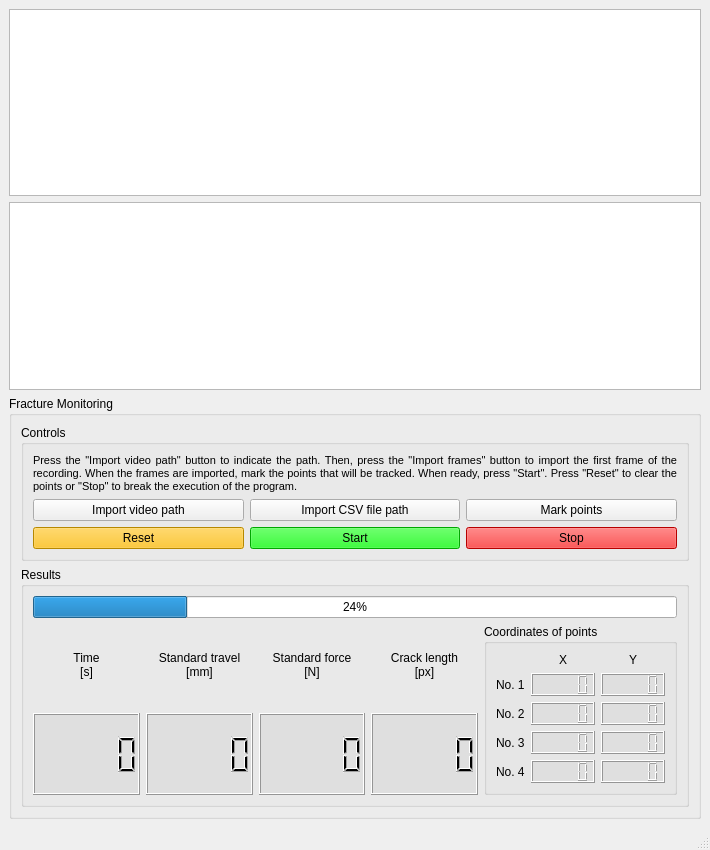
Above: src/layout.ui from daniellechowicz/fracture-monitoring before the change. Below: the same form after it.
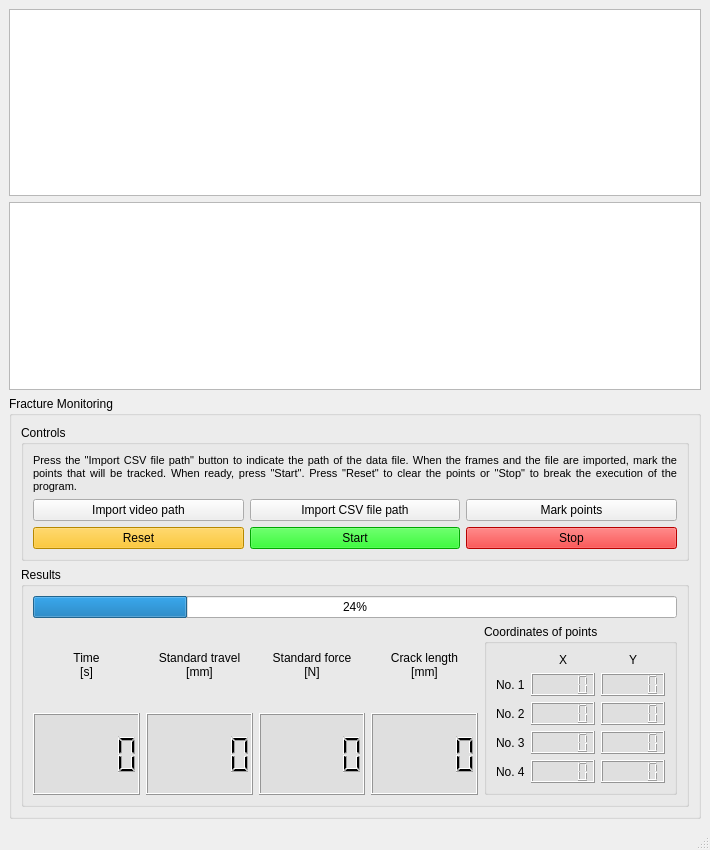
That is the form after the change. Custom widgets are drawn as their Qt base class.

What changed in the file:
```diff
--- a/src/layout.ui
+++ b/src/layout.ui
@@ -139,7 +139,7 @@
              <string notr="true">font: 8pt &quot;MS Shell Dlg 2&quot;;</string>
             </property>
             <property name="text">
-             <string>Press the &quot;Import video path&quot; button to indicate the path. Then, press the &quot;Import frames&quot; button to import the first frame of the recording. When the frames are imported, mark the points that will be tracked. When ready, press &quot;Start&quot;. Press &quot;Reset&quot; to clear the points or &quot;Stop&quot; to break the execution of the program.</string>
+             <string>Press the &quot;Import CSV file path&quot; button to indicate the path of the data file. When the frames and the file are imported, mark the points that will be tracked. When ready, press &quot;Start&quot;. Press &quot;Reset&quot; to clear the points or &quot;Stop&quot; to break the execution of the program.</string>
             </property>
             <property name="alignment">
              <set>Qt::AlignJustify|Qt::AlignVCenter</set>
@@ -164,7 +164,7 @@
           <item row="1" column="3">
            <widget class="QLabel" name="label_5">
             <property name="text">
-             <string>Crack length&lt;br&gt;[px]</string>
+             <string>&lt;html&gt;&lt;head/&gt;&lt;body&gt;&lt;p&gt;Crack length&lt;br/&gt;[mm]&lt;/p&gt;&lt;/body&gt;&lt;/html&gt;</string>
             </property>
             <property name="alignment">
              <set>Qt::AlignCenter</set>
```
